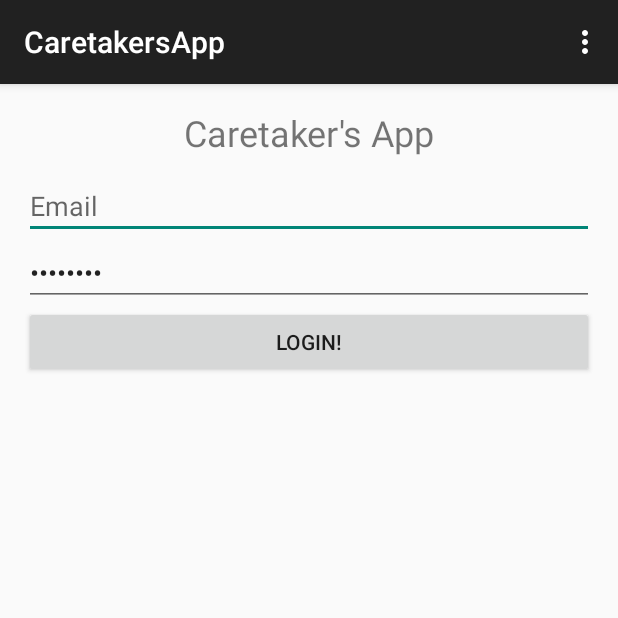
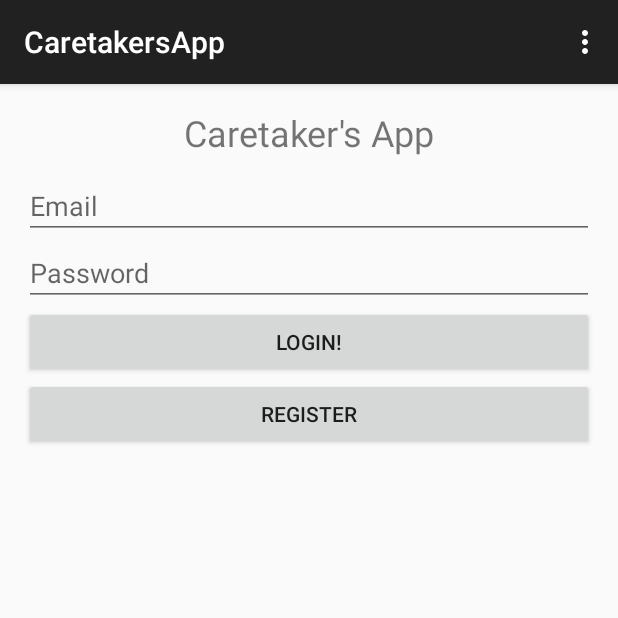
Before and after one commit to AssistEm/assistem-android, an Android app: the screen it shows after launch (LoginActivity), in the options menu, after a tap on "Settings", on a phone screen of 412 x 824 dp, the top half of it. Run offline under Robolectric (Android 15) with nearby library versions, the phone set to English and light mode, and no system bars; libraries missing offline, so code that uses them is left out: retrofit.client.

Commit message:
Login screen connected to server, register screen created and connected to server. CA-1 CA-2

```diff
--- a/CaretakersApp/app/src/main/java/seniorproject/caretakers/caretakersapp/actvities/LoginActivity.java
+++ b/CaretakersApp/app/src/main/java/seniorproject/caretakers/caretakersapp/actvities/LoginActivity.java
@@ -1,19 +1,44 @@
 package seniorproject.caretakers.caretakersapp.actvities;
 
+import android.content.Intent;
 import android.support.v7.app.ActionBarActivity;
 import android.os.Bundle;
+import android.util.Log;
 import android.view.Menu;
 import android.view.MenuItem;
 
 import seniorproject.caretakers.caretakersapp.R;
+import seniorproject.caretakers.caretakersapp.fragments.LoginFragment;
+import seniorproject.caretakers.caretakersapp.handlers.AccountHandler;
 
 
 public class LoginActivity extends ActionBarActivity {
+
+    AccountHandler.AccountListener mAccountListener = new AccountHandler.AccountListener() {
+        @Override
+        public void onLoggedIn() {
+            Log.i("LOGGED IN", "LOGGED IN");
+            Intent intent = new Intent(LoginActivity.this, MainActivity.class);
+            startActivity(intent);
+        }
+
+        @Override
+        public void onRegistered() {
+            Intent intent = new Intent(LoginActivity.this, MainActivity.class);
+            startActivity(intent);
+        }
+    };
 
     @Override
     protected void onCreate(Bundle savedInstanceState) {
         super.onCreate(savedInstanceState);
         setContentView(R.layout.activity_login);
+        AccountHandler.getInstance().addAccountListener(mAccountListener);
+        if(savedInstanceState == null) {
+            getSupportFragmentManager().beginTransaction()
+                    .add(R.id.fragment_holder, new LoginFragment(), "login_fragment")
+                    .commit();
+        }
     }
 
 
@@ -35,4 +60,11 @@ public class LoginActivity extends ActionBarActivity {
         }
         return super.onOptionsItemSelected(item);
     }
+
+
+    @Override
+    public void onDestroy() {
+        super.onDestroy();
+        AccountHandler.getInstance().removeAccountListener(mAccountListener);
+    }
 }
--- /dev/null
+++ b/CaretakersApp/app/src/main/java/seniorproject/caretakers/caretakersapp/fragments/LoginFragment.java
@@ -0,0 +1,50 @@
+package seniorproject.caretakers.caretakersapp.fragments;
+
+import android.os.Bundle;
+import android.support.v4.app.Fragment;
+import android.text.Layout;
+import android.view.LayoutInflater;
+import android.view.View;
+import android.view.ViewGroup;
+import android.widget.Button;
+import android.widget.EditText;
+
+import seniorproject.caretakers.caretakersapp.R;
+import seniorproject.caretakers.caretakersapp.handlers.AccountHandler;
+
+public class LoginFragment extends Fragment {
+
+    EditText mUsernameEdit;
+    EditText mPasswordEdit;
+
+    private View.OnClickListener mOnClickListener = new View.OnClickListener() {
+        @Override
+        public void onClick(View view) {
+            switch(view.getId()) {
+                case R.id.user_login_submit:
+                    String username = mUsernameEdit.getText().toString();
+                    String password = mPasswordEdit.getText().toString();
+                    if(!username.isEmpty() && !password.isEmpty()) {
+                        AccountHandler.getInstance().login(username, password);
+                    }
+                    break;
+                case R.id.user_register:
+                    getActivity().getSupportFragmentManager().beginTransaction()
+                            .replace(R.id.fragment_holder, new RegisterFragment(), "register_fragment")
+                            .addToBackStack("register")
+                            .commit();
+                    break;
+            }
+        }
+    };
+
+    @Override
+    public View onCreateView(LayoutInflater inflater, ViewGroup group, Bundle savedInstanceState) {
+        View view = inflater.inflate(R.layout.fragment_login, group, false);
+        ((Button) view.findViewById(R.id.user_login_submit)).setOnClickListener(mOnClickListener);
+        ((Button) view.findViewById(R.id.user_register)).setOnClickListener(mOnClickListener);
+        mUsernameEdit = (EditText) view.findViewById(R.id.user_email);
+        mPasswordEdit = (EditText) view.findViewById(R.id.user_password);
+        return view;
+    }
+}
--- /dev/null
+++ b/CaretakersApp/app/src/main/java/seniorproject/caretakers/caretakersapp/fragments/RegisterFragment.java
@@ -0,0 +1,46 @@
+package seniorproject.caretakers.caretakersapp.fragments;
+
+import android.os.Bundle;
+import android.support.v4.app.Fragment;
+import android.view.LayoutInflater;
+import android.view.View;
+import android.view.ViewGroup;
+import android.widget.Button;
+import android.widget.EditText;
+import android.widget.Toast;
+
+import seniorproject.caretakers.caretakersapp.R;
+import seniorproject.caretakers.caretakersapp.handlers.AccountHandler;
+
+public class RegisterFragment extends Fragment {
+
+    EditText mUsernameEdit;
+    EditText mPasswordEdit;
+    EditText mConfirmPasswordEdit;
+
+    private View.OnClickListener mOnClickListener = new View.OnClickListener() {
+        @Override
+        public void onClick(View view) {
+            String username = mUsernameEdit.getText().toString();
+            String password = mPasswordEdit.getText().toString();
+            String confirmPassword = mConfirmPasswordEdit.getText().toString();
+            if(username.isEmpty() || password.isEmpty() || confirmPassword.isEmpty()) {
+                return;
+            } else if(!password.equals(confirmPassword)) {
+                Toast.makeText(getActivity(), "Passwords do not match!", Toast.LENGTH_SHORT).show();
+                return;
+            }
+            AccountHandler.getInstance().patientRegister(username, password);
+        }
+    };
+
+    @Override
+    public View onCreateView(LayoutInflater inflater, ViewGroup group, Bundle savedInstanceState) {
+        View view = inflater.inflate(R.layout.fragment_register, group, false);
+        ((Button) view.findViewById(R.id.user_register_submit)).setOnClickListener(mOnClickListener);
+        mUsernameEdit = (EditText) view.findViewById(R.id.user_email);
+        mPasswordEdit = (EditText) view.findViewById(R.id.user_password);
+        mConfirmPasswordEdit = (EditText) view.findViewById(R.id.user_confirm_password);
+        return view;
+    }
+}
--- /dev/null
+++ b/CaretakersApp/app/src/main/java/seniorproject/caretakers/caretakersapp/handlers/AccountHandler.java
@@ -0,0 +1,85 @@
+package seniorproject.caretakers.caretakersapp.handlers;
+
+import android.accounts.Account;
+import android.util.Log;
+
+import org.json.JSONObject;
+
+import java.util.ArrayList;
+import java.util.List;
+
+import retrofit.Callback;
+import retrofit.RetrofitError;
+import retrofit.client.Response;
+import seniorproject.caretakers.caretakersapp.apiservices.UserService;
+
+public class AccountHandler {
+
+    static AccountHandler mInstance;
+
+    List<AccountListener> mListeners;
+
+    private AccountHandler() {
+        mListeners = new ArrayList<AccountListener>();
+    }
+
+    public static AccountHandler getInstance() {
+        if(mInstance == null) {
+            mInstance = new AccountHandler();
+        }
+        return mInstance;
+    }
+
+    Callback<Response> mLoginCallBack = new Callback<Response>() {
+        @Override
+        public void success(Response jsonObject, Response response) {
+            Log.i("LOGGED IN", "LOGGED IN CALLBACK");
+            for(AccountListener listener : mListeners) {
+                listener.onLoggedIn();
+            }
+        }
+
+        @Override
+        public void failure(RetrofitError error) {
+            Log.i("ERROR", error.toString());
+        }
+    };
+
+    Callback<Response> mRegisterCallback = new Callback<Response>() {
+        @Override
+        public void success(Response jsonObject, Response response) {
+            for(AccountListener listener : mListeners) {
+                listener.onRegistered();
+            }
+        }
+
+        @Override
+        public void failure(RetrofitError error) {
+
+        }
+    };
+
+    public void login(String email, String password) {
+        UserService.get().login(email, password, mLoginCallBack);
+    }
+
+    public void patientRegister(String email, String password) {
+        UserService.get().patientRegister(email, password, mRegisterCallback);
+    }
+
+    public void addAccountListener(AccountListener listener) {
+        mListeners.add(listener);
+    }
+
+    public void removeAccountListener(AccountListener listener) {
+        int index = mListeners.indexOf(listener);
+        if(index >= 0) {
+            mListeners.remove(index);
+        }
+    }
+
+    public static abstract class AccountListener {
+        public void onLoggedIn() { }
+        public void onRegistered() { }
+    }
+}
--- a/CaretakersApp/app/src/main/res/layout/activity_login.xml
+++ b/CaretakersApp/app/src/main/res/layout/activity_login.xml
@@ -16,32 +16,14 @@
         android:paddingBottom="@dimen/login_element_vertical_margin"
         android:textSize="24sp"
         android:text="Caretaker's App"/>
-    <EditText
-        android:id="@+id/user_email"
+
+    <LinearLayout
+        android:id="@+id/fragment_holder"
         android:layout_width="match_parent"
-        android:layout_height="wrap_content"
-        android:paddingBottom="@dimen/login_element_vertical_margin"
-        android:hint="@string/email"
-        android:inputType="textEmailAddress"/>
-    <EditText
-        android:id="@+id/user_password"
-        android:layout_width="match_parent"
-        android:layout_height="wrap_content"
-        android:paddingBottom="@dimen/login_element_vertical_margin"
-        android:text="@string/password"
-        android:inputType="textPassword"/>
-    <EditText
-        android:id="@+id/user_confirm_password"
-        android:layout_width="match_parent"
-        android:layout_height="wrap_content"
-        android:paddingBottom="@dimen/login_element_vertical_margin"
-        android:hint="@string/confirm_password"
-        android:inputType="textPassword"
-        android:visibility="gone"/>
-    <Button
-        android:id="@+id/user_login_submit"
-        android:layout_width="match_parent"
-        android:layout_height="wrap_content"
-        android:text="@string/login"/>
+        android:layout_height="0dp"
+        android:layout_weight="1"
+        android:orientation="vertical">
+
+    </LinearLayout>
 
 </LinearLayout>
--- /dev/null
+++ b/CaretakersApp/app/src/main/res/layout/fragment_login.xml
@@ -0,0 +1,35 @@
+<?xml version="1.0" encoding="utf-8"?>
+
+<LinearLayout xmlns:android="http://schemas.android.com/apk/res/android"
+    android:orientation="vertical" android:layout_width="match_parent"
+    android:layout_height="match_parent">
+
+    <EditText
+        android:id="@+id/user_email"
+        android:layout_width="match_parent"
+        android:layout_height="wrap_content"
+        android:paddingBottom="@dimen/login_element_vertical_margin"
+        android:hint="@string/email"
+        android:inputType="textEmailAddress"/>
+
+    <EditText
+        android:id="@+id/user_password"
+        android:layout_width="match_parent"
+        android:layout_height="wrap_content"
+        android:paddingBottom="@dimen/login_element_vertical_margin"
+        android:hint="@string/password"
+        android:inputType="textPassword"/>
+
+    <Button
+        android:id="@+id/user_login_submit"
+        android:layout_width="match_parent"
+        android:layout_height="wrap_content"
+        android:text="@string/login"/>
+
+    <Button
+        android:id="@+id/user_register"
+        android:layout_width="match_parent"
+        android:layout_height="wrap_content"
+        android:text="@string/register"/>
+
+</LinearLayout>
--- a/CaretakersApp/app/src/main/res/values/strings.xml
+++ b/CaretakersApp/app/src/main/res/values/strings.xml
@@ -8,5 +8,7 @@
     <string name="password">Password</string>
     <string name="confirm_password">Confirm Password</string>
     <string name="login">Login!</string>
+    <string name="register">Register</string>
+    <string name="title_activity_main">MainActivity</string>
 
 </resources>
```
Also changed, not shown: CaretakersApp/app/build.gradle (+8 -4 lines), CaretakersApp/app/src/main/AndroidManifest.xml (+7 -0 lines), CaretakersApp/app/src/main/java/seniorproject/caretakers/caretakersapp/actvities/MainActivity.java (added, +36 -0 lines), CaretakersApp/app/src/main/java/seniorproject/caretakers/caretakersapp/apiservices/BaseService.java (added, +26 -0 lines), CaretakersApp/app/src/main/java/seniorproject/caretakers/caretakersapp/apiservices/UserService.java (added, +57 -0 lines), CaretakersApp/app/src/main/res/layout/activity_main.xml (added, +16 -0 lines), CaretakersApp/app/src/main/res/layout/fragment_register.xml (added, +37 -0 lines), CaretakersApp/app/src/main/res/menu/main.xml (added, +9 -0 lines), CaretakersApp/app/src/main/res/values/dimens.xml (line endings or trailing spaces), 1 other file.
